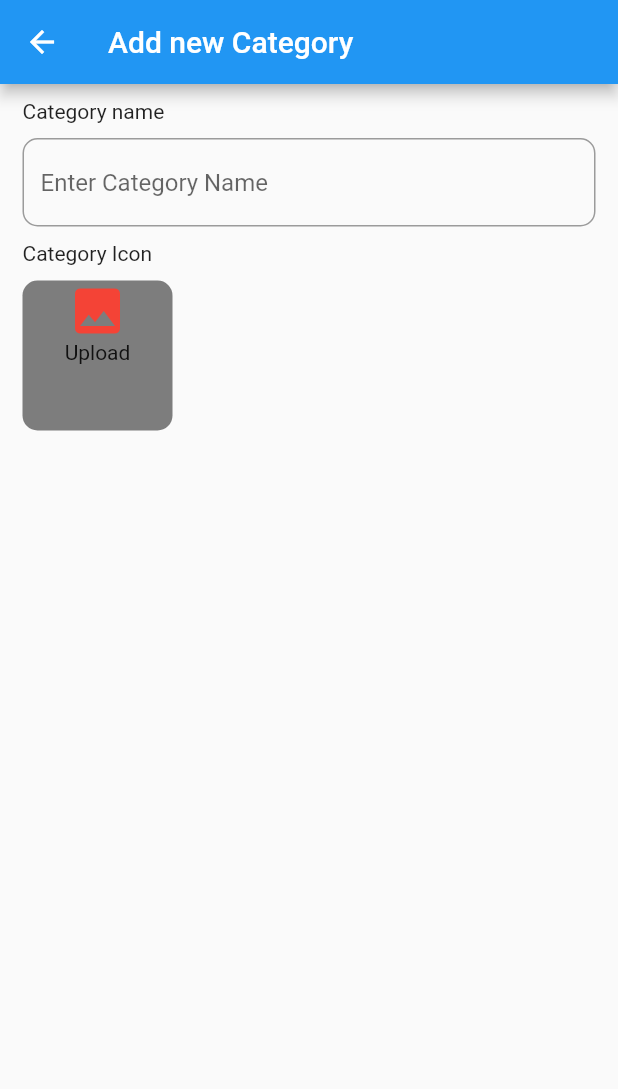
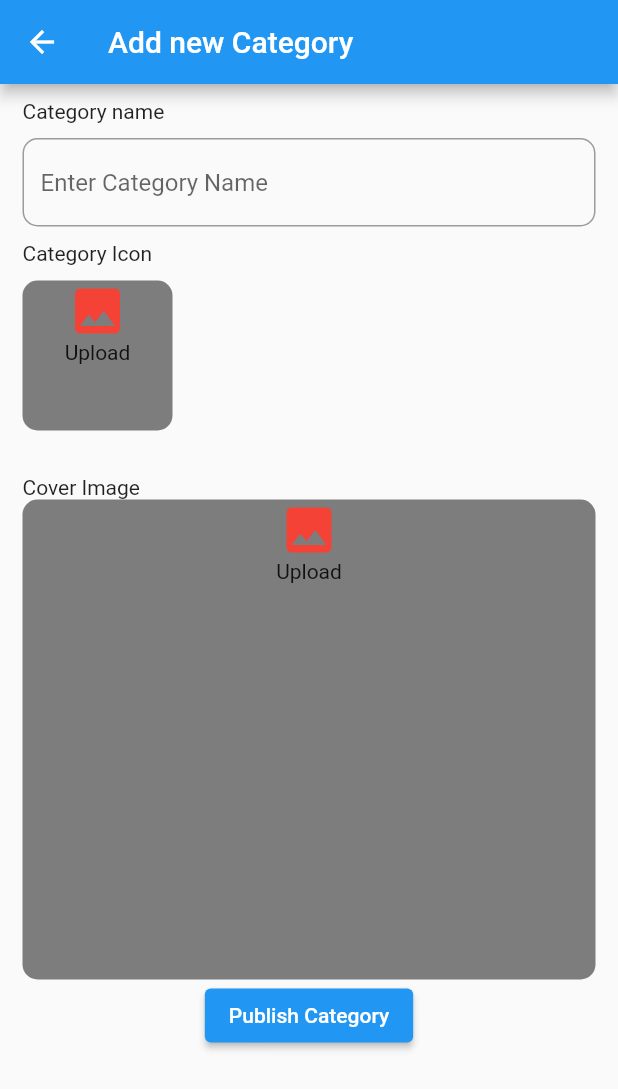
Before and after one commit to apurba667/flutter-ecommarceApi-app, a Flutter app: the AddCategoryPage screen opened directly, on a phone screen of 412 x 824 dp. Shown: the top 1089 px of the screen. Run offline on Flutter 3.47's test engine with Material 2 defaults, Android fonts, the phone set to English and light mode, and no system bars; drawn by our look-alikes of modal_progress_hud_nsn; our stand-ins replace flutter_spinkit, fluttertoast, google_nav_bar, image_picker, shared_preferences; accounts and stored records are empty.

Commit message:
add category done

```diff
--- a/lib/screen/add_categoryPage.dart
+++ b/lib/screen/add_categoryPage.dart
@@ -1,7 +1,10 @@
 import 'dart:io';
-
+import 'package:ecommerceapiapp/api_service/custom_http.dart';
+import 'package:http/http.dart' as http;
+import 'package:ecommerceapiapp/widget/const.dart';
 import 'package:flutter/material.dart';
 import 'package:image_picker/image_picker.dart';
+import 'package:modal_progress_hud_nsn/modal_progress_hud_nsn.dart';
 class AddCategoryPage extends StatefulWidget {
   const AddCategoryPage({Key? key}) : super(key: key);
 
@@ -49,9 +52,41 @@ class _AddCategoryPageState extends State<AddCategoryPage> {
     }
     );
   }
+ Future createCategory() async{
+    var link = Uri.parse("${baseUrl}api/admin/category/store");
+    var request = http.MultipartRequest("POST",link);
+    request.headers.addAll(await CustomHttp().getHeaderWithToken());
+    request.fields["name"]=nameController.text.toString();
+    var iconPhoto = await http.MultipartFile.fromPath("icon",icon!.path);
+    request.files.add(iconPhoto);
+    var imagePhoto = await http.MultipartFile.fromPath("image",image!.path);
+    request.files.add(imagePhoto);
+    setState(() {
+      isVisible = true;
+    });
+    var responce = await request.send();
+  setState(() {
+    isVisible = false;
+  });
+    //multiPartRequest byte akare responce dey oita receive kore then string a convert korte hobe
+    //status code 200 for normal login mane thik ache
+    // but here status code 201 for registration
+   if(responce.statusCode == 201){
+     showInToast("Successful");
+     Navigator.of(context).pop();
+   }
+   else{
+     showInToast("Unsuccessfull try again");
+   }
+  }
   @override
   Widget build(BuildContext context) {
-    return Scaffold(
+    return ModalProgressHUD(
+      inAsyncCall: isVisible,
+      opacity: 0.1,
+      blur: 0.1,
+      progressIndicator: spinkit,
+      child: Scaffold(
         appBar: AppBar(
           title: Text("Add new Category"),
         ),
@@ -124,8 +159,63 @@ class _AddCategoryPageState extends State<AddCategoryPage> {
                       ),
 
                     ],
+                  ),
+                  SizedBox(
+                    height: 30,
+                  ),
+                  Text("Cover Image"),
+                  Stack(
+                    children: [
+                      Container(
+                          height: 320,
+                          width: 400,
+                          decoration: BoxDecoration(
+                            color: Colors.black.withOpacity(0.5),
+                            borderRadius: BorderRadius.all(Radius.circular(10)),
+                          ),
+                          child: image==null?InkWell(
+                            onTap: (){
+                              getImageGallery();
+                            },
+                            child: Center(
+                              child: Column(
+                                mainAxisAlignment: MainAxisAlignment.start,
+                                children: [
+                                  Icon(Icons.image,color: Colors.red,size: 40,),
+                                  Text("Upload")
+
+                                ],
+                              ),
+                            ),
+                          ):Container(
+                            decoration: BoxDecoration(
+                                image: DecorationImage(
+                                  fit:BoxFit.cover,
+                                  image: FileImage(image!),
                                 )
+                            ),
+                          )
+                      ),
+
                     ],
+                  ),
+                  Center(child: ElevatedButton(onPressed: (){
+                    if(_fromkey.currentState!.validate()){
+                      _fromkey.currentState!.save();
+                      if(icon == null){
+                        showInToast("Please Upload category icon from your mobile");
+                      }
+                      else if(image == null){
+                        showInToast("Please Upload category Image from your mobile");
+                      }
+                      else{
+                        createCategory();
+
+                      }
+                    }
+                  }, child: Text(("Publish Category"))))
+                ],
+              ),
             ),
           ),
         ),
--- a/lib/screen/bottom_nav/category_page.dart
+++ b/lib/screen/bottom_nav/category_page.dart
@@ -112,7 +112,8 @@ class _CategoryPageState extends State<CategoryPage> {
       ),
       floatingActionButton: FloatingActionButton(
         onPressed: () {
-          Navigator.of(context).push(MaterialPageRoute(builder: (context)=>AddCategoryPage()));
+          // Navigator.of(context).push(MaterialPageRoute(builder: (context)=>AddCategoryPage()));
+          Navigator.of(context).push(MaterialPageRoute(builder: (context)=>AddCategoryPage())).then((value) => Provider.of<CategoryProvider>(context,listen: false).getCategoryData());
         },
         backgroundColor: Colors.green,
         child: const Icon(Icons.add),
--- a/pubspec.yaml
+++ b/pubspec.yaml
@@ -43,6 +43,7 @@ dependencies:
   shared_preferences: ^2.0.15
   google_nav_bar: ^5.0.6
   image_picker: ^0.8.6
+
 
 dev_dependencies:
   flutter_test:
```
Also changed, not shown: lib/widget/const.dart (+12 -1 lines), pubspec.lock. Lines whose indentation alone changed are shown as unchanged.
